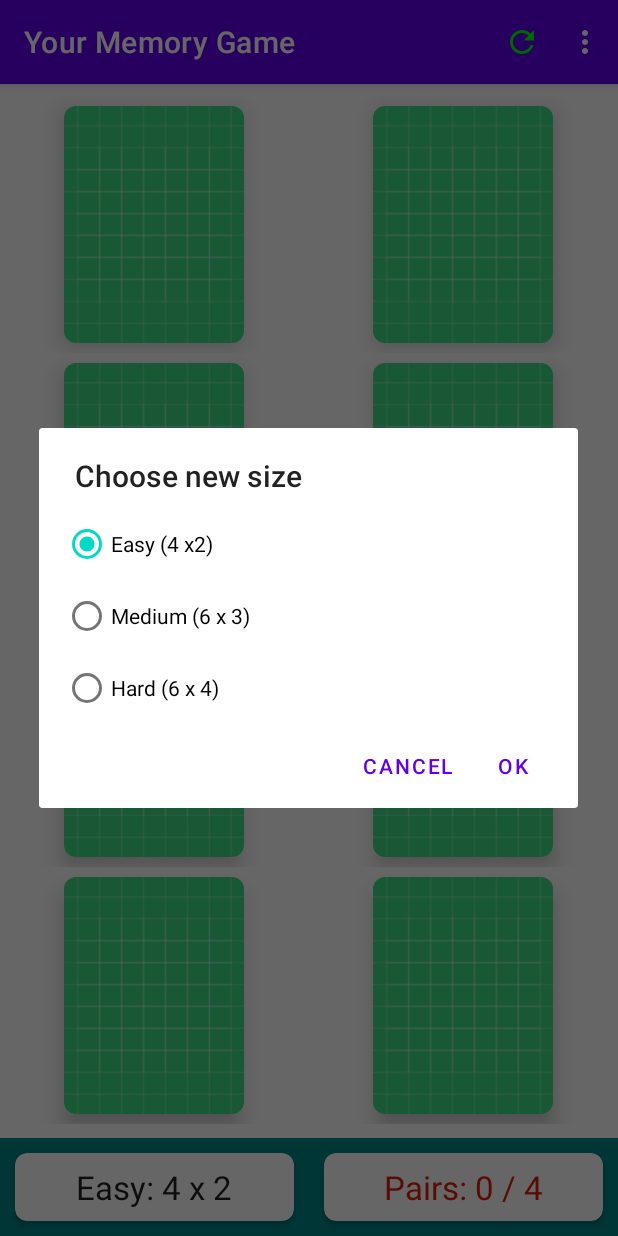
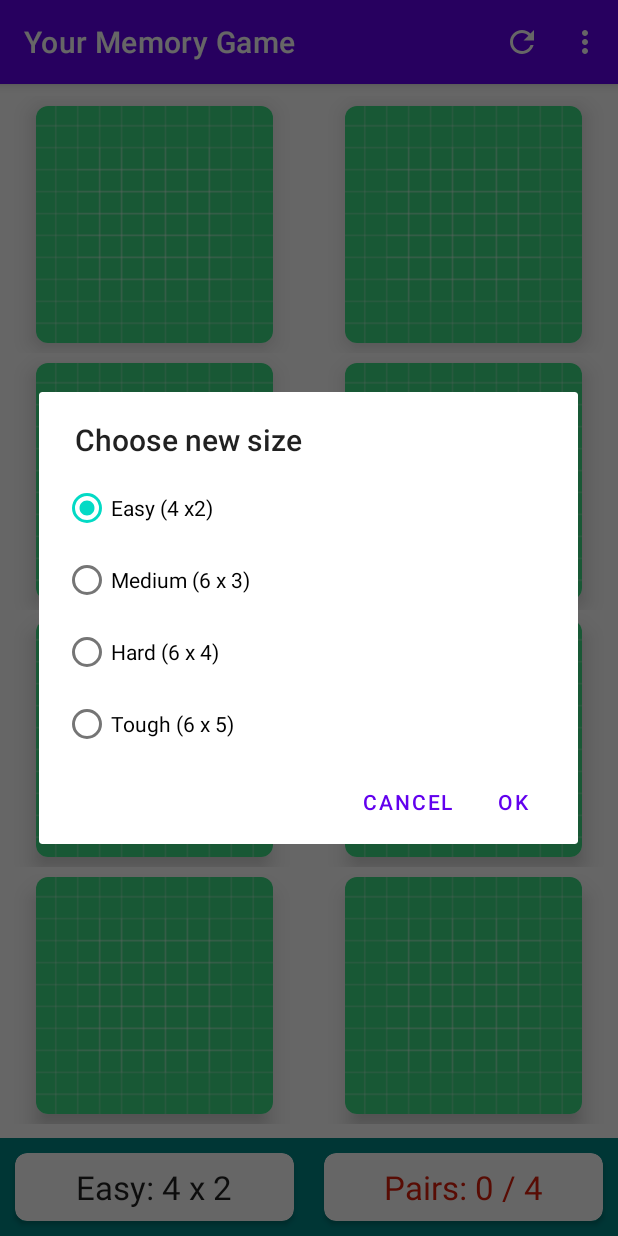
Before and after one commit to Txy822/yourmemory, an Android app: the screen it shows after launch (MainActivity), in the options menu, after a tap on "Choose new size", on a phone screen of 412 x 824 dp. Run offline under Robolectric (Android 15) with nearby library versions, the phone set to English and light mode, and no system bars.

Commit message:
Board size increased and Ui updated

```diff
--- a/app/src/main/java/com/txy822/myapplication/MainActivity.kt
+++ b/app/src/main/java/com/txy822/myapplication/MainActivity.kt
@@ -17,7 +17,7 @@ import androidx.recyclerview.widget.GridLayoutManager
 import androidx.recyclerview.widget.RecyclerView
 import com.google.android.material.datepicker.MaterialPickerOnPositiveButtonClickListener
 import com.google.android.material.snackbar.Snackbar
-import com.txy822.myapplication.databinding.ActivityMainBinding
+//import com.txy822.myapplication.databinding.ActivityMainBinding
 import com.txy822.myapplication.model.BoardSize
 import com.txy822.myapplication.model.MemoryCard
 import com.txy822.myapplication.model.MemoryGame
@@ -42,7 +42,7 @@ class MainActivity : AppCompatActivity() {
     override fun onCreate(savedInstanceState: Bundle?) {
         super.onCreate(savedInstanceState)
         setContentView(R.layout.activity_main)
-        val binding = ActivityMainBinding.inflate(layoutInflater)
+       // val binding = ActivityMainBinding.inflate(layoutInflater)
         // setContentView(binding.root)
         rvBoard = findViewById(R.id.rvBoard)
         tvNumMoves = findViewById(R.id.tvNumMoves)
@@ -63,8 +63,12 @@ class MainActivity : AppCompatActivity() {
             }
             BoardSize.HARD -> {
 
-                tvNumMoves.text = "HARD: 4 x 6"
+                tvNumMoves.text = "HARD: 6 x 4"
                 tvNumPairs.text = "Pairs: 0 / 12"
+            }
+            BoardSize.TOUGH -> {
+                tvNumMoves.text = "TOUGH: 6 x 5"
+                tvNumPairs.text = "Pairs: 0 / 15"
             }
         }
         tvNumPairs.setTextColor(ContextCompat.getColor(this, R.color.color_progress_none))
@@ -124,12 +128,15 @@ class MainActivity : AppCompatActivity() {
            BoardSize.EASY -> radioGroupSize.check(R.id.rbEasy)
            BoardSize.MEDIUM -> radioGroupSize.check(R.id.rbMedium)
            BoardSize.HARD -> radioGroupSize.check(R.id.rbHard)
+           BoardSize.TOUGH-> radioGroupSize.check(R.id.rbTough)
+
        }
         showAlertDialog("Choose new size", boardSizeView, View.OnClickListener {
             boardSize = when(radioGroupSize.checkedRadioButtonId){
                 R.id.rbEasy   -> BoardSize.EASY
                 R.id.rbMedium -> BoardSize.MEDIUM
                 R.id.rbHard   -> BoardSize.HARD
+                R.id.rbTough -> BoardSize.TOUGH
                 else -> BoardSize.HARD
             }
             setupBoard()
--- a/app/src/main/java/com/txy822/myapplication/MemoryBoardAdapter.kt
+++ b/app/src/main/java/com/txy822/myapplication/MemoryBoardAdapter.kt
@@ -37,7 +37,7 @@ class MemoryBoardAdapter(
         val view = LayoutInflater.from(context).inflate(R.layout.memory_card, parent, false)
         val layoutParams =
             view.findViewById<CardView>(R.id.cardView).layoutParams as ViewGroup.MarginLayoutParams
-        layoutParams.height = cardSizeLength
+        layoutParams.width = cardSizeLength
         layoutParams.height = cardSizeLength
         layoutParams.setMargins(MARGIN_SIZE, MARGIN_SIZE, MARGIN_SIZE, MARGIN_SIZE)
         return ViewHolder(view)
@@ -68,11 +68,4 @@ class MemoryBoardAdapter(
             }
         }
     }
-//    private fun RecyclerView.ViewHolder.bind(position: Int) {
-//        val imageButton =itemView.findViewById<ImageButton>(R.id.imageButton)
-//        imageButton.setOnClickListener {
-//            Log.i(TAG, "Clicked on position $position")
-//        }
-//
-//    }
 }
--- a/app/src/main/java/com/txy822/myapplication/model/BoardSize.kt
+++ b/app/src/main/java/com/txy822/myapplication/model/BoardSize.kt
@@ -1,23 +1,30 @@
 package com.txy822.myapplication.model
 
-enum class BoardSize(val numCards :Int) {
-
+enum class BoardSize(val numCards: Int) {
     EASY(8),
     MEDIUM(18),
-    HARD(24);
+    HARD(24),
+    TOUGH(30);
 
-    fun getWidth():Int {
-        return when (this){
+
+    companion object {
+        fun getByValue(value: Int) = values().first { it.numCards == value }
+    }
+
+    fun getWidth(): Int {
+        return when (this) {
             EASY -> 2
             MEDIUM -> 3
             HARD -> 4
+            TOUGH -> 5
         }
     }
-    fun getHeight(): Int{
-        return  numCards/getWidth()
+
+    fun getHeight(): Int {
+        return numCards / getWidth()
     }
 
-    fun getNumPairs():Int{
-        return numCards/2
+    fun getNumPairs(): Int {
+        return numCards / 2
     }
 }
--- a/app/src/main/java/com/txy822/myapplication/util/Constants.kt
+++ b/app/src/main/java/com/txy822/myapplication/util/Constants.kt
@@ -14,5 +14,8 @@ val DEFAULT_ICONS = listOf(
     R.drawable.ic_school,
     R.drawable.ic_send,
     R.drawable.ic_star,
-    R.drawable.ic_work
+    R.drawable.ic_work,
+    R.drawable.ic_person,
+    R.drawable.ic_notification,
+    R.drawable.ic_car
 )
--- /dev/null
+++ b/app/src/main/res/drawable/ic_car.xml
@@ -0,0 +1,5 @@
+<vector android:height="24dp" android:tint="#0033FF"
+    android:viewportHeight="24" android:viewportWidth="24"
+    android:width="24dp" xmlns:android="http://schemas.android.com/apk/res/android">
+    <path android:fillColor="@android:color/white" android:pathData="M18.92,6.01C18.72,5.42 18.16,5 17.5,5h-11c-0.66,0 -1.21,0.42 -1.42,1.01L3,12v8c0,0.55 0.45,1 1,1h1c0.55,0 1,-0.45 1,-1v-1h12v1c0,0.55 0.45,1 1,1h1c0.55,0 1,-0.45 1,-1v-8l-2.08,-5.99zM6.5,16c-0.83,0 -1.5,-0.67 -1.5,-1.5S5.67,13 6.5,13s1.5,0.67 1.5,1.5S7.33,16 6.5,16zM17.5,16c-0.83,0 -1.5,-0.67 -1.5,-1.5s0.67,-1.5 1.5,-1.5 1.5,0.67 1.5,1.5 -0.67,1.5 -1.5,1.5zM5,11l1.5,-4.5h11L19,11L5,11z"/>
+</vector>
--- /dev/null
+++ b/app/src/main/res/drawable/ic_notification.xml
@@ -0,0 +1,5 @@
+<vector android:height="24dp" android:tint="#FF0090"
+    android:viewportHeight="24" android:viewportWidth="24"
+    android:width="24dp" xmlns:android="http://schemas.android.com/apk/res/android">
+    <path android:fillColor="@android:color/white" android:pathData="M12,2C6.48,2 2,6.48 2,12s4.48,10 10,10 10,-4.48 10,-10S17.52,2 12,2zM12,18.5c-0.83,0 -1.5,-0.67 -1.5,-1.5h3c0,0.83 -0.67,1.5 -1.5,1.5zM17,16L7,16v-1l1,-1v-2.61C8,9.27 9.03,7.47 11,7v-0.5c0,-0.57 0.43,-1 1,-1s1,0.43 1,1L13,7c1.97,0.47 3,2.28 3,4.39L16,14l1,1v1z"/>
+</vector>
--- /dev/null
+++ b/app/src/main/res/drawable/ic_person.xml
@@ -0,0 +1,5 @@
+<vector android:autoMirrored="true" android:height="24dp"
+    android:tint="#0033FF" android:viewportHeight="24"
+    android:viewportWidth="24" android:width="24dp" xmlns:android="http://schemas.android.com/apk/res/android">
+    <path android:fillColor="@android:color/white" android:pathData="M13.49,5.48c1.1,0 2,-0.9 2,-2s-0.9,-2 -2,-2 -2,0.9 -2,2 0.9,2 2,2zM9.89,19.38l1,-4.4 2.1,2v6h2v-7.5l-2.1,-2 0.6,-3c1.3,1.5 3.3,2.5 5.5,2.5v-2c-1.9,0 -3.5,-1 -4.3,-2.4l-1,-1.6c-0.4,-0.6 -1,-1 -1.7,-1 -0.3,0 -0.5,0.1 -0.8,0.1l-5.2,2.2v4.7h2v-3.4l1.8,-0.7 -1.6,8.1 -4.9,-1 -0.4,2 7,1.4z"/>
+</vector>
--- a/app/src/main/res/drawable/ic_refresh.xml
+++ b/app/src/main/res/drawable/ic_refresh.xml
@@ -1,4 +1,4 @@
-<vector android:height="24dp" android:tint="#00FF00"
+<vector android:height="24dp" android:tint="#FFF"
     android:viewportHeight="24" android:viewportWidth="24"
     android:width="24dp" xmlns:android="http://schemas.android.com/apk/res/android">
     <path android:fillColor="@android:color/white" android:pathData="M17.65,6.35C16.2,4.9 14.21,4 12,4c-4.42,0 -7.99,3.58 -7.99,8s3.57,8 7.99,8c3.73,0 6.84,-2.55 7.73,-6h-2.08c-0.82,2.33 -3.04,4 -5.65,4 -3.31,0 -6,-2.69 -6,-6s2.69,-6 6,-6c1.66,0 3.14,0.69 4.22,1.78L13,11h7V4l-2.35,2.35z"/>
--- a/app/src/main/res/layout/activity_main.xml
+++ b/app/src/main/res/layout/activity_main.xml
@@ -9,8 +9,8 @@
 
     <LinearLayout
         android:id="@+id/llGameInfo"
-        android:layout_width="0dp"
-        android:layout_height="wrap_content"
+        android:layout_width="match_parent"
+        android:layout_height="0dp"
         android:background="?attr/colorSecondaryVariant"
         android:orientation="horizontal"
         app:layout_constraintBottom_toBottomOf="parent"
@@ -59,8 +59,10 @@
         android:layout_marginTop="8dp"
         android:layout_marginBottom="8dp"
         android:overScrollMode="never"
+        app:layoutManager="androidx.recyclerview.widget.GridLayoutManager"
         app:layout_constraintBottom_toTopOf="@+id/llGameInfo"
         app:layout_constraintEnd_toEndOf="parent"
         app:layout_constraintStart_toStartOf="parent"
-        app:layout_constraintTop_toTopOf="parent" />
+        app:layout_constraintTop_toTopOf="parent"
+        app:spanCount="2"/>
 </androidx.constraintlayout.widget.ConstraintLayout>
--- a/app/src/main/res/layout/dialog_board_size.xml
+++ b/app/src/main/res/layout/dialog_board_size.xml
@@ -1,6 +1,7 @@
 <?xml version="1.0" encoding="utf-8"?>
 <androidx.constraintlayout.widget.ConstraintLayout xmlns:android="http://schemas.android.com/apk/res/android"
     xmlns:app="http://schemas.android.com/apk/res-auto"
+    xmlns:tools="http://schemas.android.com/tools"
     android:layout_width="match_parent"
     android:layout_height="match_parent">
 
@@ -14,6 +15,7 @@
         app:layout_constraintEnd_toEndOf="parent"
         app:layout_constraintStart_toStartOf="parent"
         app:layout_constraintTop_toTopOf="parent">
+
 
         <RadioButton
             android:id="@+id/rbEasy"
@@ -32,5 +34,14 @@
             android:layout_width="match_parent"
             android:layout_height="wrap_content"
             android:text="Hard (6 x 4)" />
+
+        <RadioButton
+            android:id="@+id/rbTough"
+            android:layout_width="match_parent"
+            android:layout_height="wrap_content"
+            android:text="Tough (6 x 5)" />
+
     </RadioGroup>
+
+
 </androidx.constraintlayout.widget.ConstraintLayout>
```
